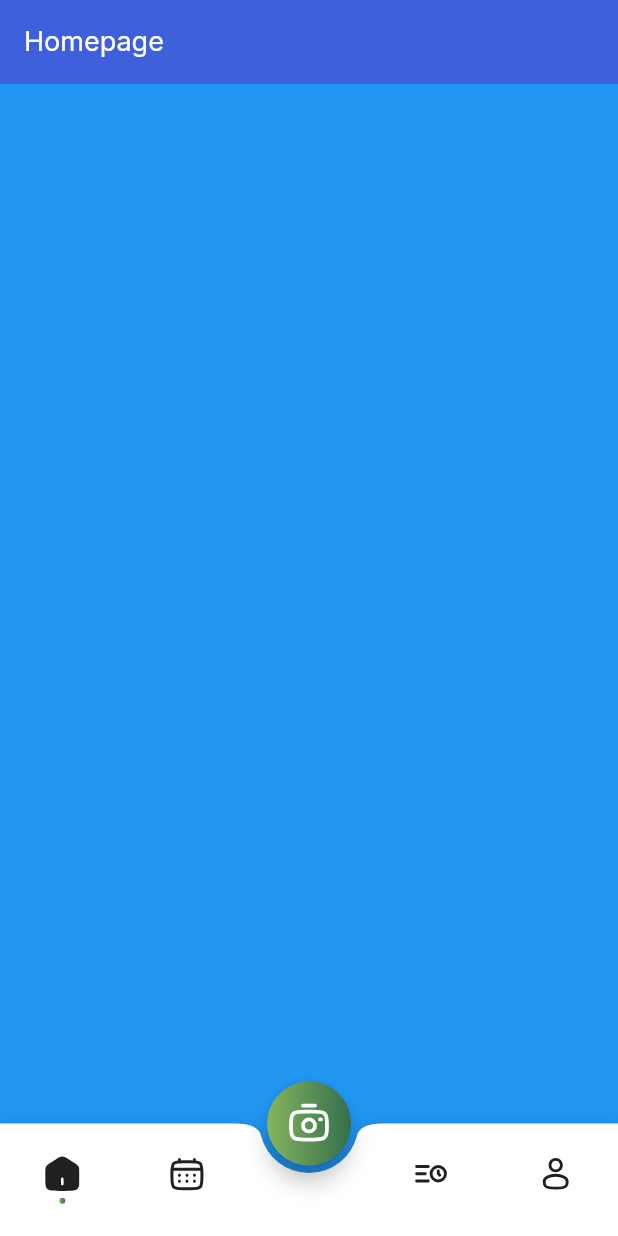
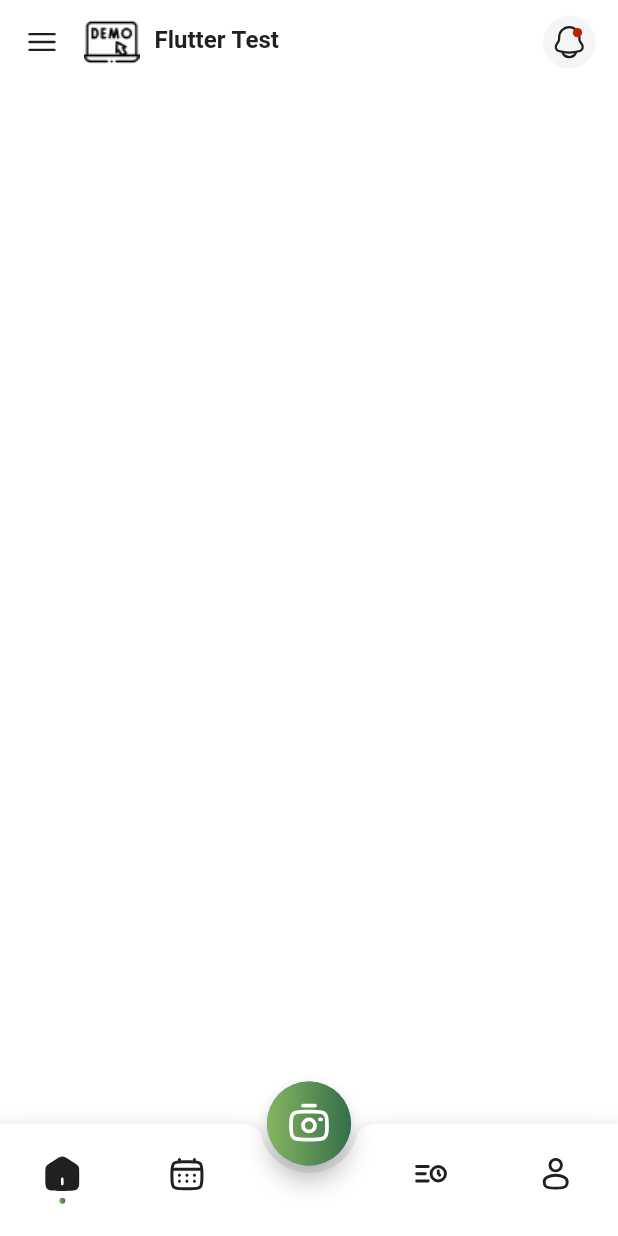
Before and after one commit to rifathossain82/timeline-manager, a Flutter app: the screen it shows after launch, on a phone screen of 412 x 824 dp. Run offline on Flutter 3.47's test engine with Material 3 defaults, Android fonts, the phone set to English and light mode, and no system bars; our stand-ins replace cached_network_image, connectivity_plus, flutter_svg, get, google_fonts, logger and 1 more; project files that could hold a hidden picture were left out.

Commit message:
home appbar added

```diff
--- a/lib/src/core/theme/app_theme.dart
+++ b/lib/src/core/theme/app_theme.dart
@@ -13,17 +13,17 @@ class AppTheme {
     primaryColor: kPrimaryColor,
     scaffoldBackgroundColor: kScaffoldBackgroundColor,
     appBarTheme: AppBarTheme(
-      backgroundColor: kPrimaryColor,
-      foregroundColor: kWhite,
+      backgroundColor: kWhite,
+      foregroundColor: kBlackLight,
       elevation: 0,
-      titleTextStyle: GoogleFonts.inter(
-        fontSize: 18,
+      titleTextStyle: GoogleFonts.notoSerifBengali(
+        fontSize: 16,
       ),
       systemOverlayStyle: const SystemUiOverlayStyle(
-        statusBarColor: Colors.transparent,
+        statusBarColor: Colors.white,
 
         /// Status bar brightness (optional)
-        statusBarIconBrightness: Brightness.light, // For Android (light icons)
+        statusBarIconBrightness: Brightness.dark, // For Android (light icons)
         statusBarBrightness: Brightness.light, // For iOS (dark icons)
       ),
     ),
@@ -31,7 +31,7 @@ class AppTheme {
       backgroundColor: kPrimaryColor,
       foregroundColor: kWhite,
     ),
-    textTheme: GoogleFonts.poppinsTextTheme(Typography.blackCupertino),
+    textTheme: GoogleFonts.notoSerifBengaliTextTheme(Typography.blackCupertino),
     checkboxTheme: CheckboxThemeData(
       fillColor: MaterialStatePropertyAll(kPrimaryColor),
       checkColor: MaterialStatePropertyAll(kWhite),
--- a/lib/src/core/utils/color.dart
+++ b/lib/src/core/utils/color.dart
@@ -23,7 +23,7 @@ Color kBlueLight = const Color(0xFFC7D0EC);
 Color kBlueDark = const Color(0xFF243E8B);
 Color kGrey = const Color(0xFF9EA1B6);
 Color kGreyMedium = const Color(0xFFC4C4C4);
-Color kGreyLight = const Color(0xFFe7e7e6);
+Color kGreyLight = const Color(0xFFF4F5F6);
 Color kGreen = const Color(0xFF1CAF5E);
 Color kOrange = const Color(0xFFFFA800);
 Color kOrangeLight = const Color(0xFFFF6A6A);
--- a/lib/src/features/home/view/pages/home_page.dart
+++ b/lib/src/features/home/view/pages/home_page.dart
@@ -1,5 +1,9 @@
 import 'package:flutter/material.dart';
+import 'package:flutter_svg/flutter_svg.dart';
 import 'package:timeline_manager/src/core/extensions/build_context_extension.dart';
+import 'package:timeline_manager/src/core/utils/asset_path.dart';
+import 'package:timeline_manager/src/core/utils/color.dart';
+import 'package:timeline_manager/src/features/home/view/widgets/home_app_bar.dart';
 
 
 class Homepage extends StatelessWidget {
@@ -8,14 +12,7 @@ class Homepage extends StatelessWidget {
   @override
   Widget build(BuildContext context) {
     return Scaffold(
-      appBar: AppBar(
-        title: Text("Homepage"),
-      ),
-      body: Container(
-        height: context.screenHeight,
-        width: context.screenWidth,
-        color: Colors.blue,
-      ),
+      appBar: const HomeAppBar(),
     );
   }
 }
--- /dev/null
+++ b/lib/src/features/home/view/widgets/home_app_bar.dart
@@ -0,0 +1,69 @@
+import 'package:flutter/material.dart';
+import 'package:flutter_svg/flutter_svg.dart';
+import 'package:timeline_manager/src/core/extensions/build_context_extension.dart';
+import 'package:timeline_manager/src/core/utils/asset_path.dart';
+import 'package:timeline_manager/src/core/utils/color.dart';
+
+class HomeAppBar extends StatelessWidget implements PreferredSizeWidget {
+  const HomeAppBar({super.key});
+
+  @override
+  Widget build(BuildContext context) {
+    return AppBar(
+      leading: Padding(
+        padding: const EdgeInsets.symmetric(
+          vertical: 15,
+        ),
+        child: SvgPicture.asset(
+          AssetPath.menuIcon,
+          height: 24,
+          width: 24,
+        ),
+      ),
+      titleSpacing: 0,
+      title: Row(
+        children: [
+          Image.asset(
+            AssetPath.appLogo,
+            height: 37,
+            width: 37,
+          ),
+          const SizedBox(width: 10),
+          Expanded(
+            child: Text(
+              "Flutter Test",
+              textAlign: TextAlign.start,
+              style: context.appTextTheme.bodyLarge?.copyWith(
+                color: kBlackLight,
+                fontWeight: FontWeight.w700,
+                fontSize: 16,
+              ),
+            ),
+          ),
+        ],
+      ),
+      actions: [
+        Container(
+          height: 35,
+          width: 35,
+          margin: const EdgeInsets.only(
+            right: 15,
+          ),
+          alignment: Alignment.center,
+          decoration: BoxDecoration(
+            shape: BoxShape.circle,
+            color: kGreyLight,
+          ),
+          child: SvgPicture.asset(
+            AssetPath.notificationIcon,
+            height: 24,
+            width: 24,
+          ),
+        )
+      ],
+    );
+  }
+
+  @override
+  Size get preferredSize => const Size.fromHeight(60);
+}
```
Also changed, not shown: assets/images/app_logo.png.
